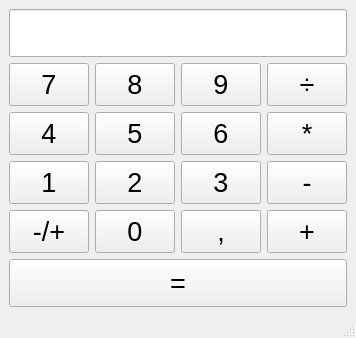
First picture: the form in 1/calc.ui, repository igorVereshchagin/cpp_37.4, before the edit.
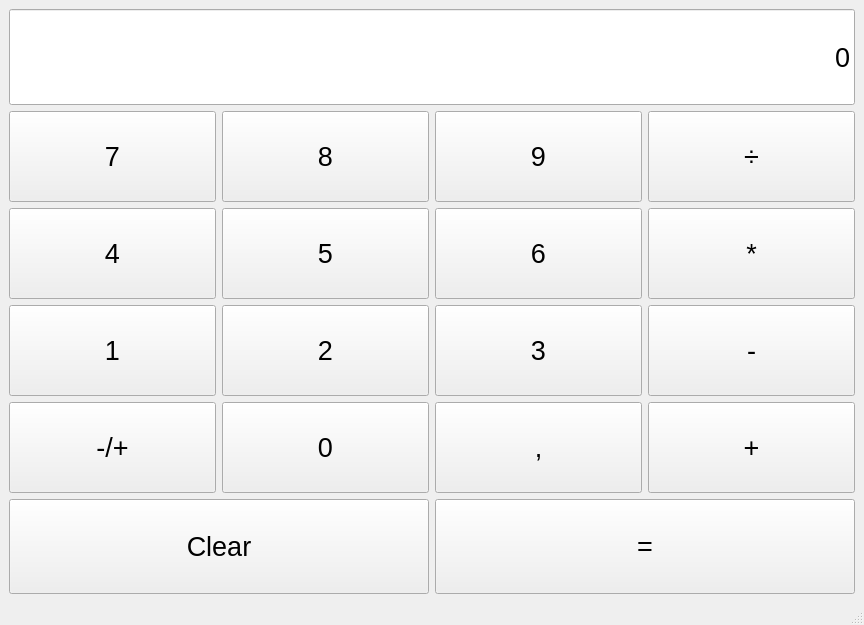
Second picture: the form after the edit.

```diff
--- a/1/calc.ui
+++ b/1/calc.ui
@@ -6,8 +6,8 @@
    <rect>
     <x>0</x>
     <y>0</y>
-    <width>340</width>
-    <height>338</height>
+    <width>864</width>
+    <height>625</height>
    </rect>
   </property>
   <property name="windowTitle">
@@ -30,6 +30,12 @@
           <verstretch>0</verstretch>
          </sizepolicy>
         </property>
+        <property name="text">
+         <string>0</string>
+        </property>
+        <property name="alignment">
+         <set>Qt::AlignRight|Qt::AlignTrailing|Qt::AlignVCenter</set>
+        </property>
        </widget>
       </item>
       <item>
@@ -245,17 +251,34 @@
        </layout>
       </item>
       <item>
-       <widget class="QPushButton" name="pushButton">
-        <property name="sizePolicy">
-         <sizepolicy hsizetype="Minimum" vsizetype="Expanding">
-          <horstretch>0</horstretch>
-          <verstretch>0</verstretch>
-         </sizepolicy>
-        </property>
-        <property name="text">
-         <string>=</string>
-        </property>
-       </widget>
+       <layout class="QHBoxLayout" name="horizontalLayout_3">
+        <item>
+         <widget class="QPushButton" name="pushButton_18">
+          <property name="sizePolicy">
+           <sizepolicy hsizetype="Expanding" vsizetype="Expanding">
+            <horstretch>0</horstretch>
+            <verstretch>0</verstretch>
+           </sizepolicy>
+          </property>
+          <property name="text">
+           <string>Clear</string>
+          </property>
+         </widget>
+        </item>
+        <item>
+         <widget class="QPushButton" name="pushButton">
+          <property name="sizePolicy">
+           <sizepolicy hsizetype="Expanding" vsizetype="Expanding">
+            <horstretch>0</horstretch>
+            <verstretch>0</verstretch>
+           </sizepolicy>
+          </property>
+          <property name="text">
+           <string>=</string>
+          </property>
+         </widget>
+        </item>
+       </layout>
       </item>
      </layout>
     </item>
```
Left out of the diff: 507 changed lines with no effect on the pictures.
